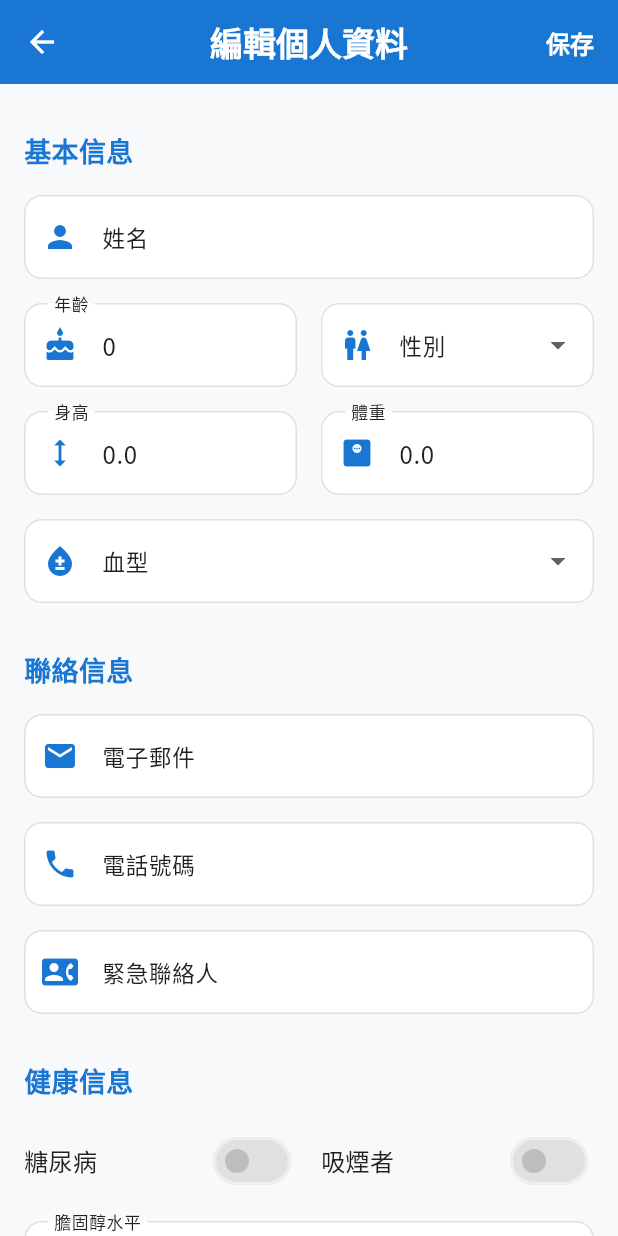
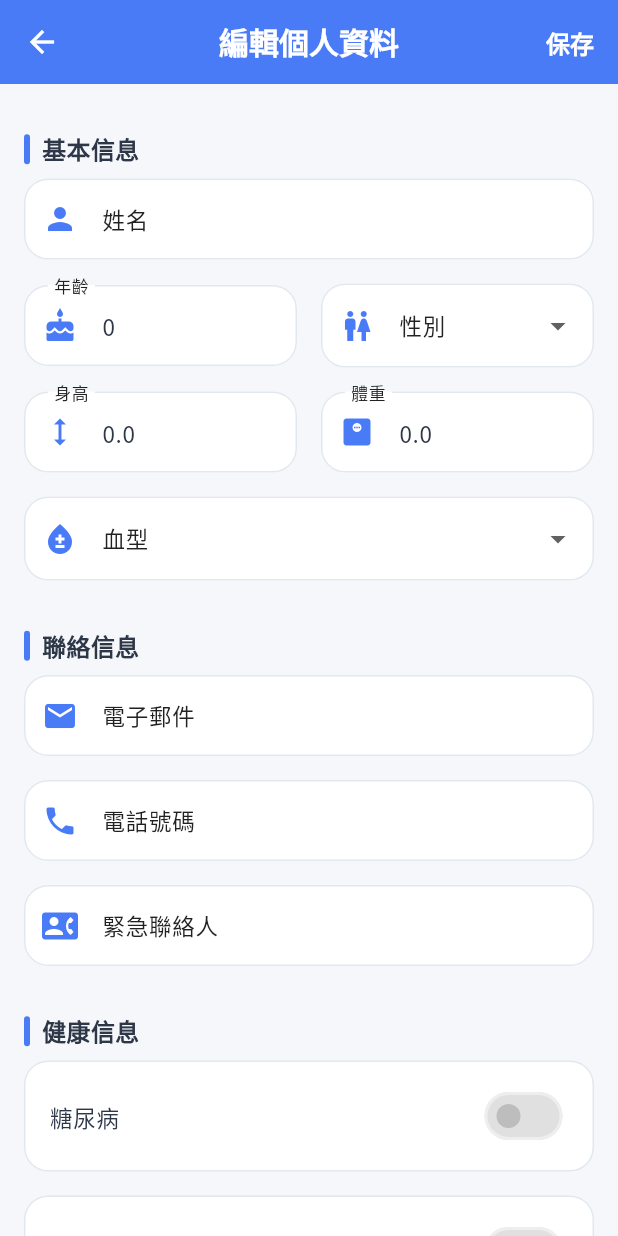
Before and after one commit to firstfu/blood_pressure_app, a Flutter app: the EditProfilePage screen opened directly with empty values, on a phone screen of 412 x 824 dp. Run offline on Flutter 3.47's test engine with Material 3 defaults, Android fonts, the phone set to English and light mode, and no system bars; our stand-ins replace csv, fl_chart, in_app_review, package_info_plus, pdf, share_plus and 1 more; missing offline and left inert: excel; accounts and stored records are empty.

Commit message:
優化個人資料編輯頁面，新增現代化設計常量以提升 UI 一致性，調整文本框與下拉選單的樣式，並改善按鈕與開關的顯示方式，增強用戶體驗。同時，簡化返回邏輯以提升代碼可讀性。

```diff
--- a/lib/views/edit_profile_page.dart
+++ b/lib/views/edit_profile_page.dart
@@ -6,6 +6,7 @@
 
 import 'package:flutter/material.dart';
 import 'package:flutter/services.dart';
+import 'package:flutter/cupertino.dart';
 import '../l10n/app_localizations_extension.dart';
 import '../models/user_profile.dart';
 import '../services/shared_prefs_service.dart';
@@ -41,6 +42,27 @@ class _EditProfilePageState extends State<EditProfilePage> {
 
   // 血型選項
   final List<String> _bloodTypes = ['A+', 'A-', 'B+', 'B-', 'AB+', 'AB-', 'O+', 'O-', '未知'];
+
+  // 定義現代化設計常量
+  final double _borderRadius = 16.0;
+  final double _spacing = 16.0;
+  final double _smallSpacing = 8.0;
+
+  // 主色調
+  final Color _primaryColor = const Color(0xFF4A7BF7);
+  final Color _primaryLightColor = const Color(0xFF6B92FF);
+  final Color _backgroundColor = const Color(0xFFF5F7FA);
+  final Color _cardColor = Colors.white;
+  final Color _textColor = const Color(0xFF2D3748);
+  final Color _secondaryTextColor = const Color(0xFF718096);
+  final Color _borderColor = const Color(0xFFE2E8F0);
+  final Color _iconColor = const Color(0xFF4A7BF7);
+
+  // 字體大小
+  final double _titleFontSize = 20.0;
+  final double _sectionTitleFontSize = 16.0;
+  final double _contentFontSize = 15.0;
+  final double _smallFontSize = 13.0;
 
   @override
   void initState() {
@@ -103,7 +125,15 @@ class _EditProfilePageState extends State<EditProfilePage> {
       await SharedPrefsService.saveUserProfile(_profile);
 
       if (mounted) {
-        ScaffoldMessenger.of(context).showSnackBar(SnackBar(content: Text(context.tr('個人資料已更新')), backgroundColor: Colors.green));
+        ScaffoldMessenger.of(context).showSnackBar(
+          SnackBar(
+            content: Text(context.tr('個人資料已更新')),
+            backgroundColor: _primaryColor,
+            behavior: SnackBarBehavior.floating,
+            shape: RoundedRectangleBorder(borderRadius: BorderRadius.circular(10)),
+            margin: const EdgeInsets.all(16),
+          ),
+        );
         Navigator.pop(context, _profile);
       }
     }
@@ -112,8 +142,12 @@ class _EditProfilePageState extends State<EditProfilePage> {
   @override
   Widget build(BuildContext context) {
     return Scaffold(
+      backgroundColor: _backgroundColor,
       appBar: AppBar(
-        title: Text(context.tr('編輯個人資料')),
+        backgroundColor: _primaryColor,
+        elevation: 0,
+        systemOverlayStyle: const SystemUiOverlayStyle(statusBarColor: Colors.transparent, statusBarIconBrightness: Brightness.light),
+        title: Text(context.tr('編輯個人資料'), style: TextStyle(color: Colors.white, fontWeight: FontWeight.bold, fontSize: _titleFontSize)),
         centerTitle: true,
         actions: [
           TextButton(
@@ -122,7 +156,9 @@ class _EditProfilePageState extends State<EditProfilePage> {
           ),
         ],
       ),
-      body: SingleChildScrollView(
+      body: Container(
+        color: _backgroundColor,
+        child: SingleChildScrollView(
           padding: const EdgeInsets.all(16),
           child: Form(
             key: _formKey,
@@ -133,8 +169,8 @@ class _EditProfilePageState extends State<EditProfilePage> {
                 _buildSectionTitle(context.tr('基本信息')),
                 _buildTextField(
                   controller: _nameController,
-                labelText: context.tr('姓名'),
-                hintText: context.tr('請輸入您的姓名'),
+                  label: context.tr('姓名'),
+                  hint: context.tr('請輸入您的姓名'),
                   icon: Icons.person,
                   validator: (value) {
                     if (value == null || value.trim().isEmpty) {
@@ -148,17 +184,17 @@ class _EditProfilePageState extends State<EditProfilePage> {
                     Expanded(
                       child: _buildTextField(
                         controller: _ageController,
-                      labelText: context.tr('年齡'),
-                      hintText: context.tr('歲'),
+                        label: context.tr('年齡'),
+                        hint: context.tr('歲'),
                         icon: Icons.cake,
                         keyboardType: TextInputType.number,
                         inputFormatters: [FilteringTextInputFormatter.digitsOnly],
                       ),
                     ),
-                  const SizedBox(width: 16),
+                    SizedBox(width: _spacing),
                     Expanded(
-                    child: _buildDropdownField(
-                      labelText: context.tr('性別'),
+                      child: _buildDropdown<String>(
+                        label: context.tr('性別'),
                         icon: Icons.wc,
                         value: _profile.gender,
                         items: [
@@ -179,19 +215,19 @@ class _EditProfilePageState extends State<EditProfilePage> {
                     Expanded(
                       child: _buildTextField(
                         controller: _heightController,
-                      labelText: context.tr('身高'),
-                      hintText: context.tr('厘米'),
+                        label: context.tr('身高'),
+                        hint: context.tr('厘米'),
                         icon: Icons.height,
                         keyboardType: const TextInputType.numberWithOptions(decimal: true),
                         inputFormatters: [FilteringTextInputFormatter.allow(RegExp(r'^\d*\.?\d{0,2}'))],
                       ),
                     ),
-                  const SizedBox(width: 16),
+                    SizedBox(width: _spacing),
                     Expanded(
                       child: _buildTextField(
                         controller: _weightController,
-                      labelText: context.tr('體重'),
-                      hintText: context.tr('公斤'),
+                        label: context.tr('體重'),
+                        hint: context.tr('公斤'),
                         icon: Icons.monitor_weight,
                         keyboardType: const TextInputType.numberWithOptions(decimal: true),
                         inputFormatters: [FilteringTextInputFormatter.allow(RegExp(r'^\d*\.?\d{0,2}'))],
@@ -199,8 +235,8 @@ class _EditProfilePageState extends State<EditProfilePage> {
                     ),
                   ],
                 ),
-              _buildDropdownField(
-                labelText: context.tr('血型'),
+                _buildDropdown<String>(
+                  label: context.tr('血型'),
                   icon: Icons.bloodtype,
                   value: _profile.bloodType,
                   items: _bloodTypes.map((type) => DropdownMenuItem(value: type, child: Text(type))).toList(),
@@ -215,22 +251,22 @@ class _EditProfilePageState extends State<EditProfilePage> {
                 _buildSectionTitle(context.tr('聯絡信息')),
                 _buildTextField(
                   controller: _emailController,
-                labelText: context.tr('電子郵件'),
-                hintText: context.tr('請輸入您的電子郵件'),
+                  label: context.tr('電子郵件'),
+                  hint: context.tr('請輸入您的電子郵件'),
                   icon: Icons.email,
                   keyboardType: TextInputType.emailAddress,
                 ),
                 _buildTextField(
                   controller: _phoneController,
-                labelText: context.tr('電話號碼'),
-                hintText: context.tr('請輸入您的電話號碼'),
+                  label: context.tr('電話號碼'),
+                  hint: context.tr('請輸入您的電話號碼'),
                   icon: Icons.phone,
                   keyboardType: TextInputType.phone,
                 ),
                 _buildTextField(
                   controller: _emergencyContactController,
-                labelText: context.tr('緊急聯絡人'),
-                hintText: context.tr('請輸入緊急聯絡人信息'),
+                  label: context.tr('緊急聯絡人'),
+                  hint: context.tr('請輸入緊急聯絡人信息'),
                   icon: Icons.contact_phone,
                 ),
 
@@ -239,8 +275,9 @@ class _EditProfilePageState extends State<EditProfilePage> {
                 Row(
                   children: [
                     Expanded(
-                    child: _buildSwitchField(
-                      labelText: context.tr('糖尿病'),
+                      child: _buildSwitchOption(
+                        title: context.tr('糖尿病'),
+                        subtitle: '',
                         value: _profile.hasDiabetes,
                         onChanged: (value) {
                           setState(() {
@@ -249,10 +286,14 @@ class _EditProfilePageState extends State<EditProfilePage> {
                         },
                       ),
                     ),
-                  const SizedBox(width: 16),
+                  ],
+                ),
+                Row(
+                  children: [
                     Expanded(
-                    child: _buildSwitchField(
-                      labelText: context.tr('吸煙者'),
+                      child: _buildSwitchOption(
+                        title: context.tr('吸煙者'),
+                        subtitle: '',
                         value: _profile.isSmoker,
                         onChanged: (value) {
                           setState(() {
@@ -265,60 +306,43 @@ class _EditProfilePageState extends State<EditProfilePage> {
                 ),
                 _buildTextField(
                   controller: _cholesterolController,
-                labelText: context.tr('膽固醇水平'),
-                hintText: context.tr('mg/dL'),
+                  label: context.tr('膽固醇水平'),
+                  hint: context.tr('mg/dL'),
                   icon: Icons.science,
                   keyboardType: const TextInputType.numberWithOptions(decimal: true),
                   inputFormatters: [FilteringTextInputFormatter.allow(RegExp(r'^\d*\.?\d{0,2}'))],
                 ),
                 _buildTextField(
                   controller: _medicalConditionsController,
-                labelText: context.tr('醫療狀況'),
-                hintText: context.tr('請輸入您的醫療狀況'),
+                  label: context.tr('醫療狀況'),
+                  hint: context.tr('請輸入您的醫療狀況'),
                   icon: Icons.medical_services,
                   maxLines: 3,
                 ),
                 _buildTextField(
                   controller: _medicationsController,
-                labelText: context.tr('正在服用的藥物'),
-                hintText: context.tr('請輸入您正在服用的藥物'),
+                  label: context.tr('正在服用的藥物'),
+                  hint: context.tr('請輸入您正在服用的藥物'),
                   icon: Icons.medication,
                   maxLines: 3,
                 ),
                 _buildTextField(
                   controller: _allergiesController,
-                labelText: context.tr('過敏史'),
-                hintText: context.tr('請輸入您的過敏史'),
+                  label: context.tr('過敏史'),
+                  hint: context.tr('請輸入您的過敏史'),
                   icon: Icons.warning,
                   maxLines: 3,
                 ),
 
                 // 其他信息
                 _buildSectionTitle(context.tr('其他信息')),
-              _buildTextField(
-                controller: _notesController,
-                labelText: context.tr('備註'),
-                hintText: context.tr('請輸入其他備註信息'),
-                icon: Icons.note,
-                maxLines: 5,
+                _buildTextField(controller: _notesController, label: context.tr('備註'), hint: context.tr('請輸入其他備註信息'), icon: Icons.note, maxLines: 5),
+
+                SizedBox(height: _spacing),
+                _buildButton(text: context.tr('保存個人資料'), onPressed: _saveProfile, isPrimary: true),
+                SizedBox(height: _spacing),
+              ],
             ),
-
-              const SizedBox(height: 32),
-              SizedBox(
-                width: double.infinity,
-                height: 50,
-                child: ElevatedButton(
-                  onPressed: _saveProfile,
-                  style: ElevatedButton.styleFrom(
-                    backgroundColor: AppTheme.primaryColor,
-                    foregroundColor: Colors.white,
-                    shape: RoundedRectangleBorder(borderRadius: BorderRadius.circular(10)),
-                  ),
-                  child: Text(context.tr('保存個人資料'), style: const TextStyle(fontSize: 16, fontWeight: FontWeight.bold)),
-                ),
-              ),
-              const SizedBox(height: 32),
-            ],
           ),
         ),
       ),
@@ -327,84 +351,123 @@ class _EditProfilePageState extends State<EditProfilePage> {
 
   /// 構建區段標題
   Widget _buildSectionTitle(String title) {
-    return Padding(
-      padding: const EdgeInsets.symmetric(vertical: 16),
-      child: Text(title, style: const TextStyle(fontSize: 18, fontWeight: FontWeight.bold, color: AppTheme.primaryColor)),
+    return Container(
+      margin: EdgeInsets.only(top: _spacing, bottom: _smallSpacing),
+      child: Row(
+        children: [
+          Container(width: 4, height: 20, decoration: BoxDecoration(color: _primaryColor, borderRadius: BorderRadius.circular(2))),
+          SizedBox(width: _smallSpacing),
+          Text(title, style: TextStyle(fontSize: _sectionTitleFontSize, fontWeight: FontWeight.bold, color: _textColor)),
+        ],
+      ),
     );
   }
 
   /// 構建文本輸入框
   Widget _buildTextField({
     required TextEditingController controller,
-    required String labelText,
-    required String hintText,
+    required String label,
+    required String hint,
     required IconData icon,
     TextInputType keyboardType = TextInputType.text,
     List<TextInputFormatter>? inputFormatters,
     int maxLines = 1,
     String? Function(String?)? validator,
   }) {
-    return Padding(
-      padding: const EdgeInsets.only(bottom: 16),
+    return Container(
+      margin: EdgeInsets.only(bottom: _spacing),
       child: TextFormField(
         controller: controller,
         decoration: InputDecoration(
-          labelText: labelText,
-          hintText: hintText,
-          prefixIcon: Icon(icon, color: AppTheme.primaryColor),
-          border: OutlineInputBorder(borderRadius: BorderRadius.circular(10)),
+          labelText: label,
+          hintText: hint,
+          prefixIcon: Icon(icon, color: _iconColor),
+          border: OutlineInputBorder(borderRadius: BorderRadius.circular(_borderRadius), borderSide: BorderSide(color: _borderColor)),
+          enabledBorder: OutlineInputBorder(borderRadius: BorderRadius.circular(_borderRadius), borderSide: BorderSide(color: _borderColor)),
           focusedBorder: OutlineInputBorder(
-            borderRadius: BorderRadius.circular(10),
-            borderSide: const BorderSide(color: AppTheme.primaryColor, width: 2),
+            borderRadius: BorderRadius.circular(_borderRadius),
+            borderSide: BorderSide(color: _primaryColor, width: 1.5),
           ),
+          filled: true,
+          fillColor: _cardColor,
           contentPadding: const EdgeInsets.symmetric(horizontal: 16, vertical: 16),
         ),
+        style: TextStyle(fontSize: _contentFontSize, color: _textColor),
         keyboardType: keyboardType,
         inputFormatters: inputFormatters,
+        validator: validator,
         maxLines: maxLines,
-        validator: validator,
       ),
     );
   }
 
   /// 構建下拉選擇框
-  Widget _buildDropdownField({
-    required String labelText,
+  Widget _buildDropdown<T>({
+    required String label,
     required IconData icon,
-    required String? value,
-    required List<DropdownMenuItem<String>> items,
-    required void Function(String?) onChanged,
+    required T? value,
+    required List<DropdownMenuItem<T>> items,
+    required void Function(T?) onChanged,
   }) {
-    return Padding(
-      padding: const EdgeInsets.only(bottom: 16),
-      child: DropdownButtonFormField<String>(
+    return Container(
+      margin: EdgeInsets.only(bottom: _spacing),
+      child: DropdownButtonFormField<T>(
         value: value,
         decoration: InputDecoration(
-          labelText: labelText,
-          prefixIcon: Icon(icon, color: AppTheme.primaryColor),
-          border: OutlineInputBorder(borderRadius: BorderRadius.circular(10)),
+          labelText: label,
+          prefixIcon: Icon(icon, color: _iconColor),
+          border: OutlineInputBorder(borderRadius: BorderRadius.circular(_borderRadius), borderSide: BorderSide(color: _borderColor)),
+          enabledBorder: OutlineInputBorder(borderRadius: BorderRadius.circular(_borderRadius), borderSide: BorderSide(color: _borderColor)),
           focusedBorder: OutlineInputBorder(
-            borderRadius: BorderRadius.circular(10),
-            borderSide: const BorderSide(color: AppTheme.primaryColor, width: 2),
+            borderRadius: BorderRadius.circular(_borderRadius),
+            borderSide: BorderSide(color: _primaryColor, width: 1.5),
           ),
+          filled: true,
+          fillColor: _cardColor,
           contentPadding: const EdgeInsets.symmetric(horizontal: 16, vertical: 16),
         ),
+        style: TextStyle(fontSize: _contentFontSize, color: _textColor),
+        dropdownColor: _cardColor,
         items: items,
         onChanged: onChanged,
       ),
     );
   }
 
-  /// 構建開關選擇框
-  Widget _buildSwitchField({required String labelText, required bool value, required void Function(bool) onChanged}) {
-    return Padding(
-      padding: const EdgeInsets.only(bottom: 16),
-      child: Row(
-        children: [
-          Text(labelText, style: const TextStyle(fontSize: 16)),
-          const Spacer(),
-          Switch(value: value, onChanged: onChanged, activeColor: AppTheme.primaryColor),
-        ],
+  /// 構建開關選項
+  Widget _buildSwitchOption({required String title, required String subtitle, required bool value, required Function(bool) onChanged}) {
+    return Container(
+      margin: EdgeInsets.only(bottom: _spacing),
+      decoration: BoxDecoration(color: _cardColor, borderRadius: BorderRadius.circular(_borderRadius), border: Border.all(color: _borderColor)),
+      child: SwitchListTile(
+        title: Text(title, style: TextStyle(fontSize: _contentFontSize, color: _textColor)),
+        subtitle: subtitle.isNotEmpty ? Text(subtitle, style: TextStyle(fontSize: _smallFontSize, color: _secondaryTextColor)) : null,
+        value: value,
+        activeColor: _primaryColor,
+        contentPadding: const EdgeInsets.symmetric(horizontal: 16, vertical: 8),
+        onChanged: onChanged,
+      ),
+    );
+  }
+
+  /// 構建按鈕
+  Widget _buildButton({required String text, required VoidCallback onPressed, bool isPrimary = true}) {
+    return Container(
+      margin: EdgeInsets.only(bottom: _spacing),
+      width: double.infinity,
+      height: 54,
+      child: ElevatedButton(
+        onPressed: onPressed,
+        style: ElevatedButton.styleFrom(
+          backgroundColor: isPrimary ? _primaryColor : Colors.transparent,
+          foregroundColor: isPrimary ? Colors.white : _primaryColor,
+          elevation: isPrimary ? 2 : 0,
+          shape: RoundedRectangleBorder(
+            borderRadius: BorderRadius.circular(_borderRadius),
+            side: isPrimary ? BorderSide.none : BorderSide(color: _primaryColor),
+          ),
+        ),
+        child: Text(text, style: TextStyle(fontSize: 16, fontWeight: FontWeight.bold)),
       ),
     );
   }
--- a/lib/views/record_page.dart
+++ b/lib/views/record_page.dart
@@ -252,13 +252,8 @@ class _RecordPageState extends State<RecordPage> {
         ),
       );
 
-      // 清空表單或返回上一頁
-      if (!_isEditing) {
-        _resetForm();
-        Navigator.pop(context, true);
-      } else {
-        Navigator.pop(context, record);
-      }
+      // 返回上一頁
+      Navigator.pop(context, record);
     }
   }
 
@@ -615,8 +610,14 @@ class _RecordPageState extends State<RecordPage> {
           style: TextStyle(fontSize: _titleFontSize, fontWeight: FontWeight.bold, color: Colors.white),
         ),
         iconTheme: const IconThemeData(color: Colors.white),
+        leading:
+            !_isEditing ? IconButton(icon: const Icon(Icons.refresh, color: Colors.white), onPressed: _resetForm, tooltip: context.tr('重置表單')) : null,
         actions: [
-          if (!_isEditing) IconButton(icon: const Icon(Icons.refresh, color: Colors.white), onPressed: _resetForm, tooltip: context.tr('重置表單')),
+          TextButton(
+            onPressed: _saveRecord,
+            style: TextButton.styleFrom(padding: const EdgeInsets.symmetric(horizontal: 16)),
+            child: Text(context.tr('保存'), style: const TextStyle(color: Colors.white, fontWeight: FontWeight.bold, fontSize: 16)),
+          ),
         ],
       ),
       body: SingleChildScrollView(
```
Lines whose indentation alone changed are shown as unchanged.
